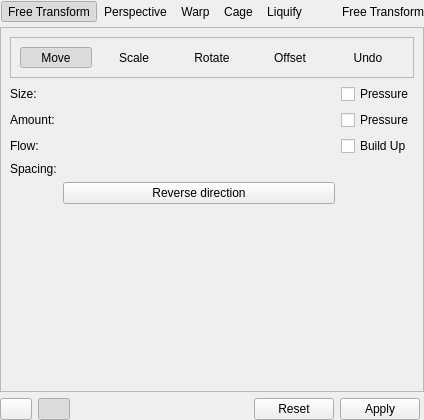
KDE/krita, file krita/plugins/tools/tool_transform2/wdg_tool_transform.ui: the form before one commit.
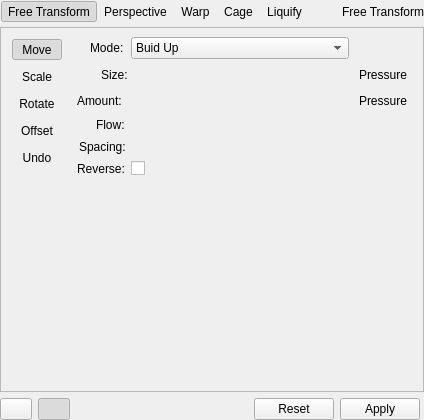
The form after the commit. The open tabs and pages were chosen to show the change. Custom widgets are drawn as their Qt base class.

Commit message: update liquify UI options and add pressure icon

```diff
--- a/krita/plugins/tools/tool_transform2/wdg_tool_transform.ui
+++ b/krita/plugins/tools/tool_transform2/wdg_tool_transform.ui
@@ -1306,20 +1306,37 @@
      <widget class="QWidget" name="liquifyTransformPage">
       <layout class="QVBoxLayout" name="verticalLayout_8">
        <item>
-        <widget class="QFrame" name="frame_2">
+        <layout class="QHBoxLayout" name="horizontalLayout_11" stretch="0,0">
+         <property name="spacing">
+          <number>0</number>
+         </property>
+         <item>
+          <widget class="QFrame" name="liquifyOptionsLayout">
          <property name="sizePolicy">
-          <sizepolicy hsizetype="Preferred" vsizetype="Minimum">
+            <sizepolicy hsizetype="Fixed" vsizetype="Minimum">
            <horstretch>0</horstretch>
            <verstretch>0</verstretch>
           </sizepolicy>
          </property>
          <property name="frameShape">
-          <enum>QFrame::StyledPanel</enum>
+            <enum>QFrame::NoFrame</enum>
          </property>
          <property name="frameShadow">
-          <enum>QFrame::Raised</enum>
-         </property>
-         <layout class="QHBoxLayout" name="horizontalLayout_12">
+            <enum>QFrame::Plain</enum>
+           </property>
+           <property name="lineWidth">
+            <number>0</number>
+           </property>
+           <layout class="QVBoxLayout" name="verticalLayout_9">
+            <property name="leftMargin">
+             <number>2</number>
+            </property>
+            <property name="topMargin">
+             <number>2</number>
+            </property>
+            <property name="rightMargin">
+             <number>15</number>
+            </property>
           <item>
            <widget class="QToolButton" name="liquifyMove">
             <property name="sizePolicy">
@@ -1438,82 +1455,213 @@
        </item>
        <item>
         <layout class="QGridLayout" name="gridLayout_3">
-         <item row="0" column="0">
+           <property name="horizontalSpacing">
+            <number>3</number>
+           </property>
+           <property name="verticalSpacing">
+            <number>5</number>
+           </property>
+           <item row="5" column="0" alignment="Qt::AlignRight">
+            <widget class="QLabel" name="label">
+             <property name="sizePolicy">
+              <sizepolicy hsizetype="Fixed" vsizetype="Preferred">
+               <horstretch>0</horstretch>
+               <verstretch>0</verstretch>
+              </sizepolicy>
+             </property>
+             <property name="minimumSize">
+              <size>
+               <width>51</width>
+               <height>0</height>
+              </size>
+             </property>
+             <property name="text">
+              <string>Reverse:</string>
+             </property>
+            </widget>
+           </item>
+           <item row="4" column="1">
+            <widget class="KisDoubleSliderSpinBox" name="liquifySpacingSlider" native="true"/>
+           </item>
+           <item row="4" column="0" alignment="Qt::AlignRight">
+            <widget class="QLabel" name="lblSpacing">
+             <property name="sizePolicy">
+              <sizepolicy hsizetype="Fixed" vsizetype="Preferred">
+               <horstretch>0</horstretch>
+               <verstretch>0</verstretch>
+              </sizepolicy>
+             </property>
+             <property name="minimumSize">
+              <size>
+               <width>49</width>
+               <height>0</height>
+              </size>
+             </property>
+             <property name="text">
+              <string>Spacing:</string>
+             </property>
+            </widget>
+           </item>
+           <item row="3" column="0" alignment="Qt::AlignRight">
+            <widget class="QLabel" name="lblFlow">
+             <property name="sizePolicy">
+              <sizepolicy hsizetype="Fixed" vsizetype="Preferred">
+               <horstretch>0</horstretch>
+               <verstretch>0</verstretch>
+              </sizepolicy>
+             </property>
+             <property name="minimumSize">
+              <size>
+               <width>32</width>
+               <height>0</height>
+              </size>
+             </property>
+             <property name="text">
+              <string>Flow:</string>
+             </property>
+            </widget>
+           </item>
+           <item row="3" column="1">
+            <widget class="KisDoubleSliderSpinBox" name="liquifyFlowSlider" native="true"/>
+           </item>
+           <item row="1" column="0" alignment="Qt::AlignRight">
           <widget class="QLabel" name="lblSize">
+             <property name="sizePolicy">
+              <sizepolicy hsizetype="Fixed" vsizetype="Preferred">
+               <horstretch>0</horstretch>
+               <verstretch>0</verstretch>
+              </sizepolicy>
+             </property>
+             <property name="minimumSize">
+              <size>
+               <width>27</width>
+               <height>0</height>
+              </size>
+             </property>
            <property name="text">
             <string>Size:</string>
            </property>
           </widget>
          </item>
-         <item row="0" column="1">
+           <item row="1" column="1">
           <widget class="KisDoubleSliderSpinBox" name="liquifySizeSlider" native="true"/>
          </item>
-         <item row="0" column="2">
-          <widget class="QCheckBox" name="liquifySizePressureBox">
-           <property name="text">
-            <string>Pressure</string>
-           </property>
-          </widget>
-         </item>
-         <item row="1" column="0">
+           <item row="2" column="0" alignment="Qt::AlignRight">
           <widget class="QLabel" name="lblAmount">
+             <property name="sizePolicy">
+              <sizepolicy hsizetype="Fixed" vsizetype="Preferred">
+               <horstretch>0</horstretch>
+               <verstretch>0</verstretch>
+              </sizepolicy>
+             </property>
+             <property name="minimumSize">
+              <size>
+               <width>51</width>
+               <height>0</height>
+              </size>
+             </property>
            <property name="text">
             <string>Amount:</string>
            </property>
           </widget>
          </item>
-         <item row="1" column="1">
+           <item row="2" column="1">
           <widget class="KisDoubleSliderSpinBox" name="liquifyAmountSlider" native="true"/>
          </item>
+           <item row="0" column="0" alignment="Qt::AlignRight">
+            <widget class="QLabel" name="label_2">
+             <property name="sizePolicy">
+              <sizepolicy hsizetype="Fixed" vsizetype="Preferred">
+               <horstretch>0</horstretch>
+               <verstretch>0</verstretch>
+              </sizepolicy>
+             </property>
+             <property name="minimumSize">
+              <size>
+               <width>38</width>
+               <height>0</height>
+              </size>
+             </property>
+             <property name="text">
+              <string>Mode:</string>
+             </property>
+            </widget>
+           </item>
+           <item row="0" column="1">
+            <widget class="QComboBox" name="buidupModeComboBox">
+             <property name="sizePolicy">
+              <sizepolicy hsizetype="Expanding" vsizetype="Preferred">
+               <horstretch>0</horstretch>
+               <verstretch>0</verstretch>
+              </sizepolicy>
+             </property>
+             <property name="currentIndex">
+              <number>0</number>
+             </property>
+             <item>
+              <property name="text">
+               <string>Buid Up</string>
+              </property>
+             </item>
+             <item>
+              <property name="text">
+               <string>Wash</string>
+              </property>
+             </item>
+            </widget>
+           </item>
+           <item row="5" column="1">
+            <widget class="QCheckBox" name="liquifyReverseDirectionChk">
+             <property name="enabled">
+              <bool>true</bool>
+             </property>
+             <property name="sizePolicy">
+              <sizepolicy hsizetype="Preferred" vsizetype="Preferred">
+               <horstretch>0</horstretch>
+               <verstretch>0</verstretch>
+              </sizepolicy>
+             </property>
+             <property name="text">
+              <string/>
+             </property>
+            </widget>
+           </item>
          <item row="1" column="2">
-          <widget class="QCheckBox" name="liquifyAmountPressureBox">
+            <widget class="QToolButton" name="liquifySizePressureBox">
+             <property name="enabled">
+              <bool>true</bool>
+             </property>
            <property name="text">
             <string>Pressure</string>
            </property>
-          </widget>
-         </item>
-         <item row="3" column="0">
-          <widget class="QLabel" name="lblSpacing">
-           <property name="text">
-            <string>Spacing:</string>
-           </property>
-          </widget>
-         </item>
-         <item row="3" column="1">
-          <widget class="KisDoubleSliderSpinBox" name="liquifySpacingSlider" native="true"/>
-         </item>
-         <item row="4" column="1">
-          <widget class="QPushButton" name="liquifyReverseDirectionChk">
-           <property name="sizePolicy">
-            <sizepolicy hsizetype="Expanding" vsizetype="Fixed">
-             <horstretch>0</horstretch>
-             <verstretch>0</verstretch>
-            </sizepolicy>
-           </property>
-           <property name="text">
-            <string>Reverse direction</string>
-           </property>
            <property name="checkable">
             <bool>true</bool>
            </property>
-          </widget>
-         </item>
-         <item row="2" column="0">
-          <widget class="QLabel" name="lblFlow">
-           <property name="text">
-            <string>Flow:</string>
-           </property>
-          </widget>
-         </item>
-         <item row="2" column="1">
-          <widget class="KisDoubleSliderSpinBox" name="liquifyFlowSlider" native="true"/>
-         </item>
+             <property name="autoExclusive">
+              <bool>true</bool>
+             </property>
+             <property name="autoRaise">
+              <bool>true</bool>
+             </property>
+            </widget>
+           </item>
          <item row="2" column="2">
-          <widget class="QCheckBox" name="liquifyBuildUpBox">
+            <widget class="QToolButton" name="liquifyAmountPressureBox">
            <property name="text">
-            <string>Build Up</string>
-           </property>
-          </widget>
+              <string>Pressure</string>
+             </property>
+             <property name="checkable">
+              <bool>true</bool>
+             </property>
+             <property name="autoExclusive">
+              <bool>true</bool>
+             </property>
+             <property name="autoRaise">
+              <bool>true</bool>
+             </property>
+            </widget>
+           </item>
+          </layout>
          </item>
         </layout>
        </item>
```
Left out of the diff: 5 changed lines with no effect on the pictures. Lines whose indentation alone changed are shown as unchanged. The commit also changes 8 other files.
